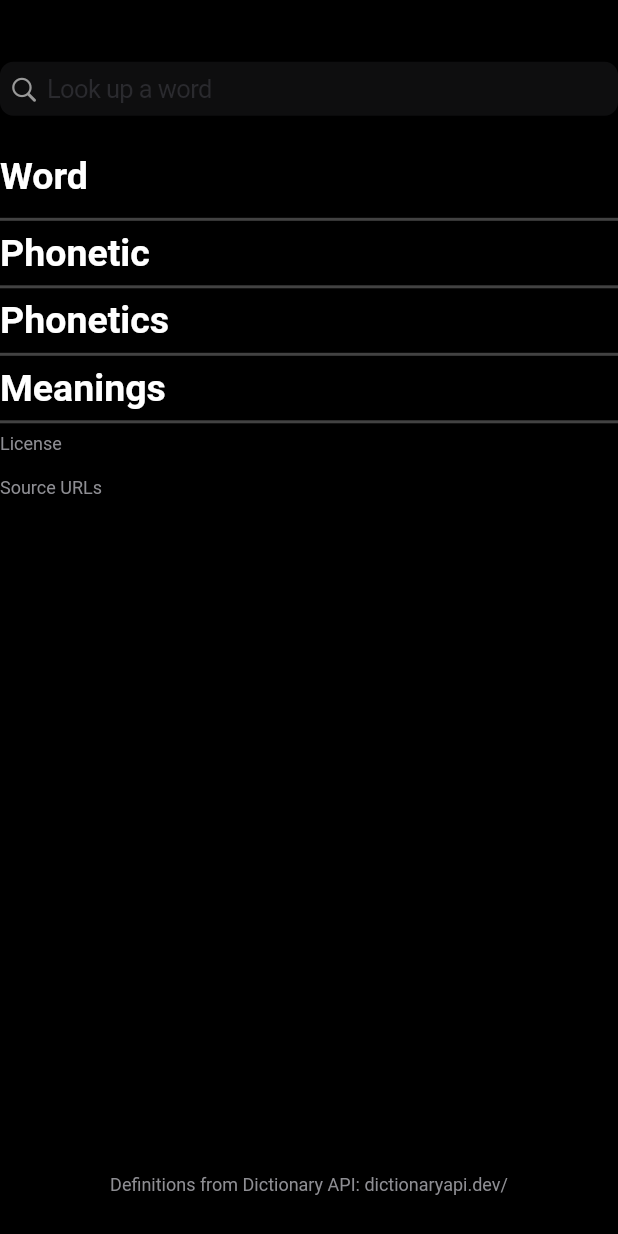
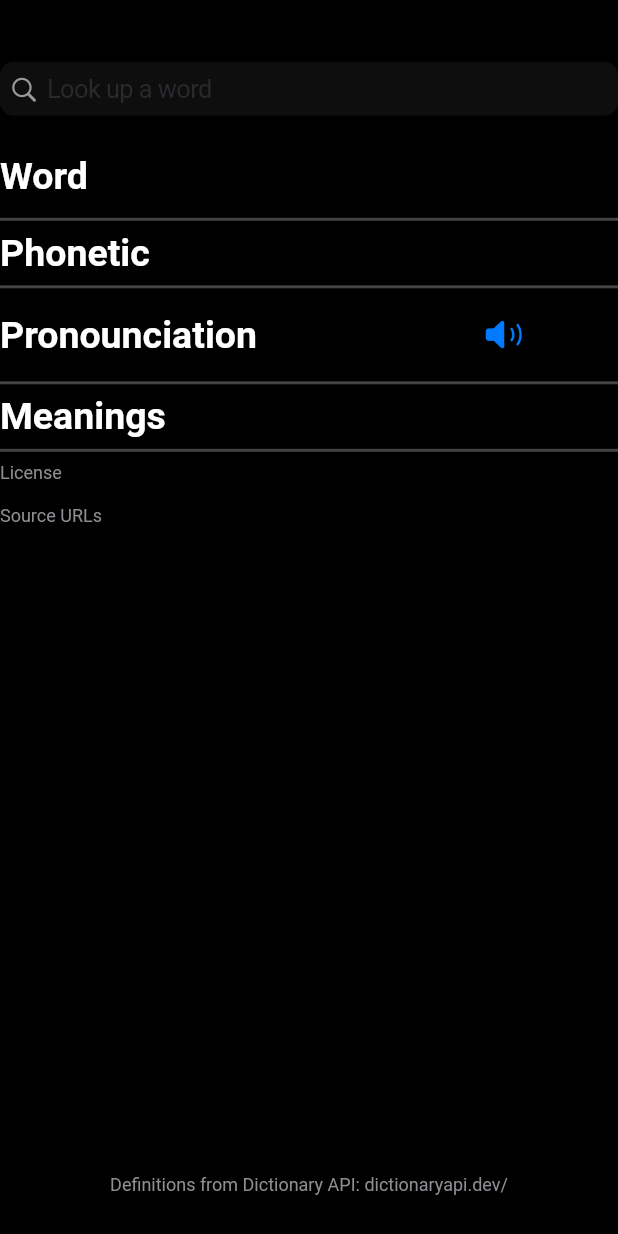
Before and after one commit to ritwiktakkar/WordDefiner, a Flutter app: the screen it shows after launch, on a phone screen of 412 x 824 dp. Run offline on Flutter 3.47's test engine with Material 2 defaults, Android fonts, the phone set to English and light mode, and no system bars; drawn by our look-alikes of auto_size_text.

Commit message:
show phonetic

```diff
--- a/lib/api_requests.dart
+++ b/lib/api_requests.dart
@@ -58,6 +58,7 @@ Future<DefinitionElementList> getDefinition(String wordToDefine) async {
     } else if (response.statusCode == 404) {
       return DefinitionElementList(
         definitionElements: null,
+        isNotFound: true,
       );
     }
   } catch (e) {
@@ -65,5 +66,6 @@ Future<DefinitionElementList> getDefinition(String wordToDefine) async {
   }
   return DefinitionElementList(
     definitionElements: null,
+    isNull: true,
   );
 }
--- a/lib/main.dart
+++ b/lib/main.dart
@@ -43,10 +43,11 @@ class _HomePageState extends State<HomePage> {
   // Create a text controller and use it to retrieve the current value of the TextField.
   final inputController = TextEditingController();
   final outputWordController = TextEditingController();
+  final outputPhoneticController = TextEditingController();
 
   String wordToDefine = "";
 
-  TextStyle title = TextStyle(
+  TextStyle sectionTitle = TextStyle(
     color: CupertinoColors.white,
     fontWeight: FontWeight.bold,
     fontSize: 25,
@@ -58,7 +59,13 @@ class _HomePageState extends State<HomePage> {
     fontSize: 35,
   );
 
-  TextStyle subtitle = TextStyle(
+  TextStyle phonetic = TextStyle(
+    color: CupertinoColors.white,
+    fontWeight: FontWeight.bold,
+    fontSize: 25,
+  );
+
+  TextStyle subsectionTitle = TextStyle(
     color: CupertinoColors.white,
     fontWeight: FontWeight.bold,
     fontSize: 20,
@@ -106,15 +113,24 @@ class _HomePageState extends State<HomePage> {
                         outputWordController.text = wordToDefine;
                         final definitionsList =
                             (await API.getDefinition(wordToDefine));
+                        outputPhoneticController.text = definitionsList
+                            .definitionElements?[0].phonetic as String;
+                        // if (definitionsList.definitionElements[0].phonetic! != null) {
+                        //   definitionsList.definitionElements[0].phonetic = null;
+                        // outputPhoneticController.text = definitionsList.definitionElements[0].phonetic!;
+                        // }
+                        // debugPrint(
+                        //     definitionsList.definitionElements?[0].phonetic);
                         // debugPrint(
                         //     '${definition}, ${definition.toString()}, ${definition.word}, ${definition.phonetic}');
-                        // if (definitionsList.word == '-') {
-                        //   debugPrint('404 word not found');
-                        //   Dialogs.showNoDefinitions(context);
-                        // } else if (definitionsList.word == '') {
-                        //   debugPrint('!caught exception!');
-                        //   Dialogs.showNetworkIssues(context);
-                        // }
+
+                        if (definitionsList.isNotFound == true) {
+                          debugPrint('404 word not found');
+                          Dialogs.showNoDefinitions(context);
+                        } else if (definitionsList.isNull == true) {
+                          debugPrint('!caught exception!');
+                          Dialogs.showNetworkIssues(context);
+                        }
                       }),
                       style: TextStyle(
                         color: CupertinoColors.white,
@@ -147,7 +163,7 @@ class _HomePageState extends State<HomePage> {
                                           width: screenWidth * .3,
                                           child: AutoSizeText(
                                             "Word",
-                                            style: title,
+                                            style: sectionTitle,
                                             maxLines: 1,
                                           ),
                                         ),
@@ -176,7 +192,7 @@ class _HomePageState extends State<HomePage> {
                                           width: screenWidth * .3,
                                           child: AutoSizeText(
                                             "Phonetic",
-                                            style: title,
+                                            style: sectionTitle,
                                             maxLines: 1,
                                           ),
                                         ),
@@ -185,6 +201,13 @@ class _HomePageState extends State<HomePage> {
                                             left: screenWidth * 0.03,
                                           ),
                                           width: screenWidth * .7,
+                                          child: AutoSizeText(
+                                            outputPhoneticController.text,
+                                            style: phonetic,
+                                            textAlign: TextAlign.center,
+                                            maxLines: 1,
+                                            overflow: TextOverflow.ellipsis,
+                                          ),
                                         ),
                                       ],
                                     ),
@@ -198,10 +221,10 @@ class _HomePageState extends State<HomePage> {
                                           MainAxisAlignment.spaceAround,
                                       children: [
                                         Container(
-                                          width: screenWidth * .3,
+                                          width: screenWidth * .6,
                                           child: AutoSizeText(
-                                            "Phonetics",
-                                            style: title,
+                                            "Pronounciation",
+                                            style: sectionTitle,
                                             maxLines: 1,
                                           ),
                                         ),
@@ -209,7 +232,14 @@ class _HomePageState extends State<HomePage> {
                                           padding: EdgeInsets.only(
                                             left: screenWidth * 0.03,
                                           ),
-                                          width: screenWidth * .7,
+                                          width: screenWidth * .4,
+                                          child: IconButton(
+                                            icon: Icon(
+                                              CupertinoIcons.speaker_2_fill,
+                                              color: CupertinoColors.activeBlue,
+                                            ),
+                                            onPressed: () {},
+                                          ),
                                         ),
                                       ],
                                     ),
@@ -226,7 +256,7 @@ class _HomePageState extends State<HomePage> {
                                           width: screenWidth * .3,
                                           child: AutoSizeText(
                                             "Meanings",
-                                            style: title,
+                                            style: sectionTitle,
                                             maxLines: 1,
                                           ),
                                         ),
@@ -298,8 +328,9 @@ class _HomePageState extends State<HomePage> {
                                                   FocusScope.of(context)
                                                       .unfocus();
                                                   HapticFeedback.mediumImpact();
-                                                  outputWordController.text =
-                                                      '';
+                                                  outputWordController.clear();
+                                                  outputPhoneticController
+                                                      .clear();
                                                 },
                                                 style: TextButton.styleFrom(
                                                   backgroundColor:
--- a/lib/model/definition_model.dart
+++ b/lib/model/definition_model.dart
@@ -1,8 +1,12 @@
 class DefinitionElementList {
   final List<DefinitionElement>? definitionElements;
+  final bool? isNull;
+  final bool? isNotFound;
 
   DefinitionElementList({
     this.definitionElements,
+    this.isNotFound,
+    this.isNull,
   });
 
   factory DefinitionElementList.fromJson(List<dynamic> parsedJson) {
```
